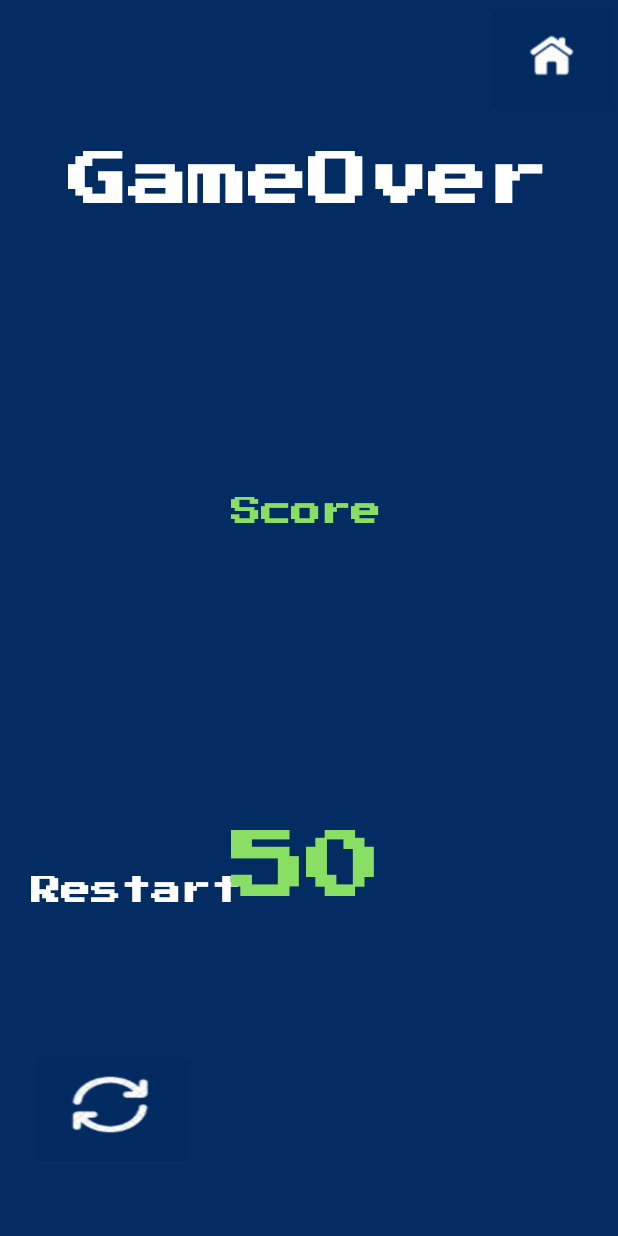
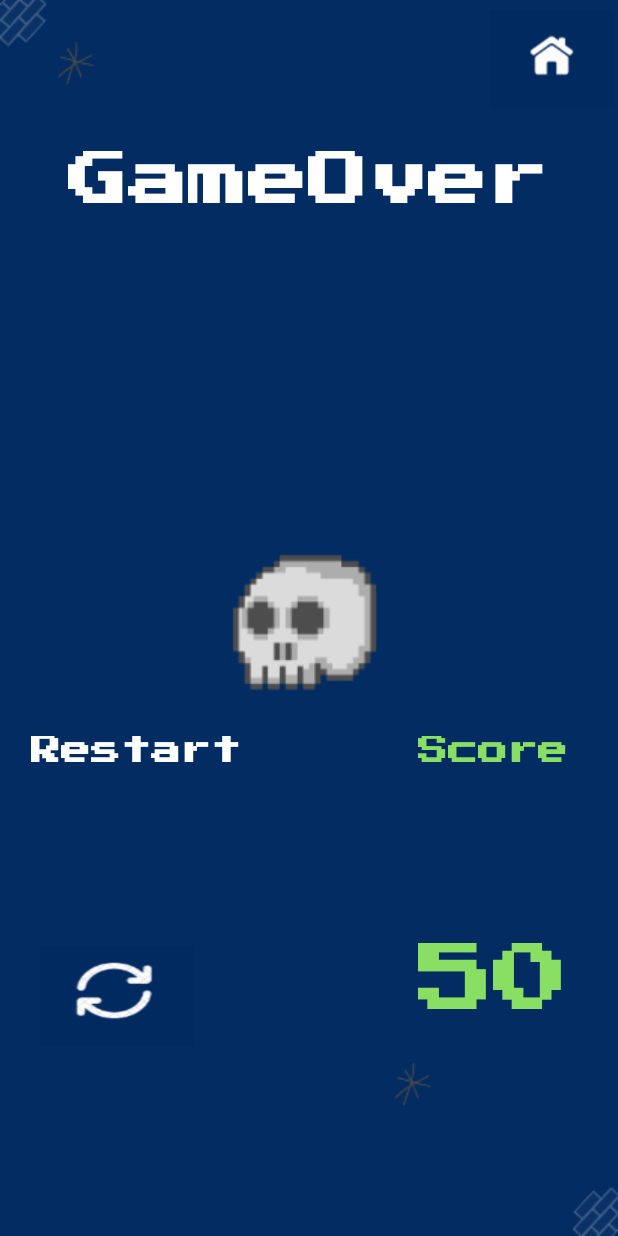
Before and after one commit to Oumy25/BoomBrick, an Android app: the layout game_over.xml on its own in the app's theme, with its tools: preview values and no code run, on a phone screen of 412 x 824 dp. Run offline under Robolectric (Android 15) with nearby library versions, the phone set to English and light mode, and no system bars.

Commit message:
Code Final 2 (modification du gameover)

```diff
--- a/app/src/main/res/layout/activity_main.xml
+++ b/app/src/main/res/layout/activity_main.xml
@@ -87,8 +87,8 @@
         app:layout_constraintLeft_toLeftOf="parent"
         app:layout_constraintRight_toRightOf="parent"
         app:layout_constraintTop_toTopOf="parent"
-        app:layout_constraintVertical_bias="0.174"
-        app:srcCompat="@drawable/img" />
+        app:layout_constraintVertical_bias="0.110"
+        app:srcCompat="@drawable/img_3" />
 
     <ImageView
         android:id="@+id/imageView6"
@@ -168,7 +168,7 @@
         app:layout_constraintLeft_toLeftOf="parent"
         app:layout_constraintRight_toRightOf="parent"
         app:layout_constraintTop_toTopOf="parent"
-        app:layout_constraintVertical_bias="0.373"
+        app:layout_constraintVertical_bias="0.463"
         app:srcCompat="@drawable/img_1" />
 
 
--- a/app/src/main/res/layout/game_over.xml
+++ b/app/src/main/res/layout/game_over.xml
@@ -8,6 +8,54 @@
     android:gravity="center"
     android:orientation="vertical"
     android:visibility="visible">
+
+    <ImageView
+        android:id="@+id/imgbordG"
+        android:layout_width="wrap_content"
+        android:layout_height="wrap_content"
+        app:layout_constraintBottom_toBottomOf="parent"
+        app:layout_constraintHorizontal_bias="0.0"
+        app:layout_constraintLeft_toLeftOf="parent"
+        app:layout_constraintRight_toRightOf="parent"
+        app:layout_constraintTop_toTopOf="parent"
+        app:layout_constraintVertical_bias="0.0"
+        app:srcCompat="@drawable/bord_gauhe" />
+
+    <ImageView
+        android:id="@+id/imgbordBD"
+        android:layout_width="wrap_content"
+        android:layout_height="wrap_content"
+        app:layout_constraintBottom_toBottomOf="parent"
+        app:layout_constraintHorizontal_bias="1.0"
+        app:layout_constraintLeft_toLeftOf="parent"
+        app:layout_constraintRight_toRightOf="parent"
+        app:layout_constraintTop_toTopOf="parent"
+        app:layout_constraintVertical_bias="1.0"
+        app:srcCompat="@drawable/bord_bas_droite" />
+
+    <ImageView
+        android:id="@+id/imgbordBG"
+        android:layout_width="wrap_content"
+        android:layout_height="wrap_content"
+        app:layout_constraintBottom_toBottomOf="parent"
+        app:layout_constraintHorizontal_bias="1.0"
+        app:layout_constraintLeft_toLeftOf="parent"
+        app:layout_constraintRight_toRightOf="parent"
+        app:layout_constraintTop_toTopOf="parent"
+        app:layout_constraintVertical_bias="0.0"
+        app:srcCompat="@drawable/bord_bas_gauche" />
+
+    <ImageView
+        android:id="@+id/imageView"
+        android:layout_width="wrap_content"
+        android:layout_height="wrap_content"
+        app:layout_constraintBottom_toBottomOf="parent"
+        app:layout_constraintHorizontal_bias="0.492"
+        app:layout_constraintLeft_toLeftOf="parent"
+        app:layout_constraintRight_toRightOf="parent"
+        app:layout_constraintTop_toTopOf="parent"
+        app:layout_constraintVertical_bias="0.510"
+        app:srcCompat="@drawable/tete_de_mort" />
 
     <TextView
         android:id="@+id/game_over"
@@ -33,11 +81,11 @@
         android:onClick="restart"
         android:tint="@color/cardview_light_background"
         app:layout_constraintBottom_toBottomOf="parent"
-        app:layout_constraintHorizontal_bias="0.077"
+        app:layout_constraintHorizontal_bias="0.087"
         app:layout_constraintLeft_toLeftOf="parent"
         app:layout_constraintRight_toRightOf="parent"
         app:layout_constraintTop_toTopOf="parent"
-        app:layout_constraintVertical_bias="0.934"/>
+        app:layout_constraintVertical_bias="0.833"/>
 
     <TextView
         android:id="@+id/Re"
@@ -53,7 +101,7 @@
         app:layout_constraintLeft_toLeftOf="parent"
         app:layout_constraintRight_toRightOf="parent"
         app:layout_constraintTop_toTopOf="parent"
-        app:layout_constraintVertical_bias="0.734" />
+        app:layout_constraintVertical_bias="0.616" />
 
     <ImageButton
         android:id="@+id/home"
@@ -79,11 +127,11 @@
         android:textSize="20sp"
         android:textStyle="bold"
         app:layout_constraintBottom_toBottomOf="parent"
-        app:layout_constraintHorizontal_bias="0.494"
+        app:layout_constraintHorizontal_bias="0.894"
         app:layout_constraintLeft_toLeftOf="parent"
         app:layout_constraintRight_toRightOf="parent"
         app:layout_constraintTop_toTopOf="parent"
-        app:layout_constraintVertical_bias="0.416" />
+        app:layout_constraintVertical_bias="0.616" />
 
     <TextView
         android:id="@+id/tvpoints"
@@ -95,11 +143,11 @@
         android:textSize="50sp"
         android:textStyle="bold"
         app:layout_constraintBottom_toBottomOf="parent"
-        app:layout_constraintHorizontal_bias="0.494"
+        app:layout_constraintHorizontal_bias="0.894"
         app:layout_constraintLeft_toLeftOf="parent"
         app:layout_constraintRight_toRightOf="parent"
         app:layout_constraintTop_toTopOf="parent"
-        app:layout_constraintVertical_bias="0.733" />
+        app:layout_constraintVertical_bias="0.833" />
 
 
 </androidx.constraintlayout.widget.ConstraintLayout>
```
Also changed, not shown: app/src/main/res/drawable/bord_bas_droite.png (added), app/src/main/res/drawable/bord_bas_gauche.png (added), app/src/main/res/drawable/bord_gauhe.png (added), app/src/main/res/drawable/img_3.png (added), app/src/main/res/drawable/tete_de_mort.png (added), app/src/main/res/drawable/tete_de_mort_2.png (added).
